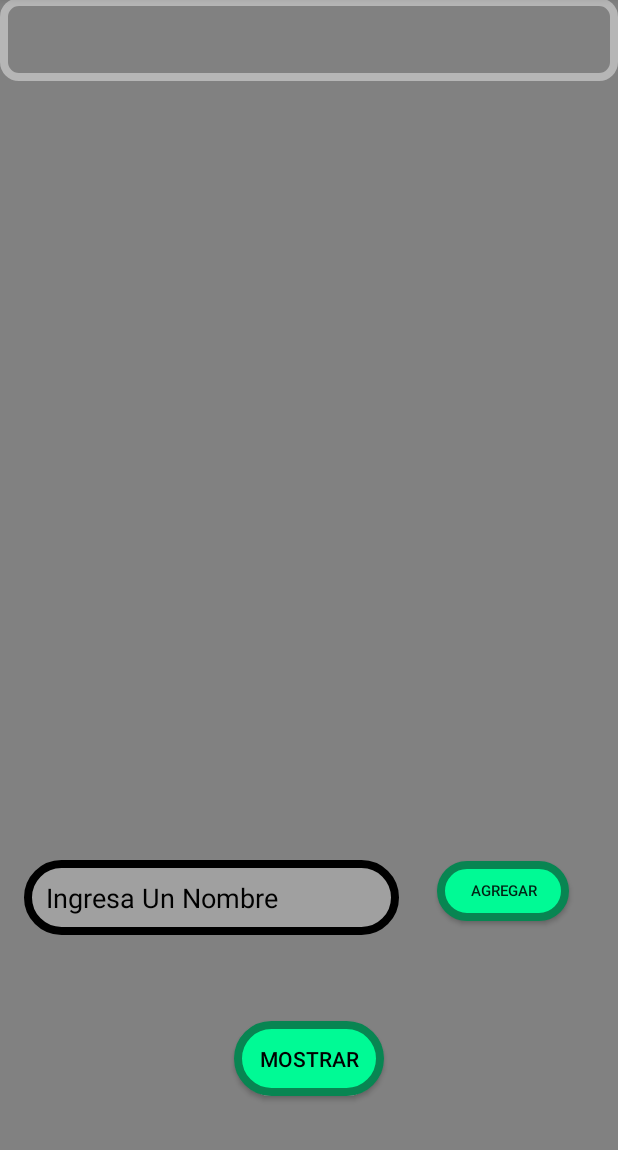
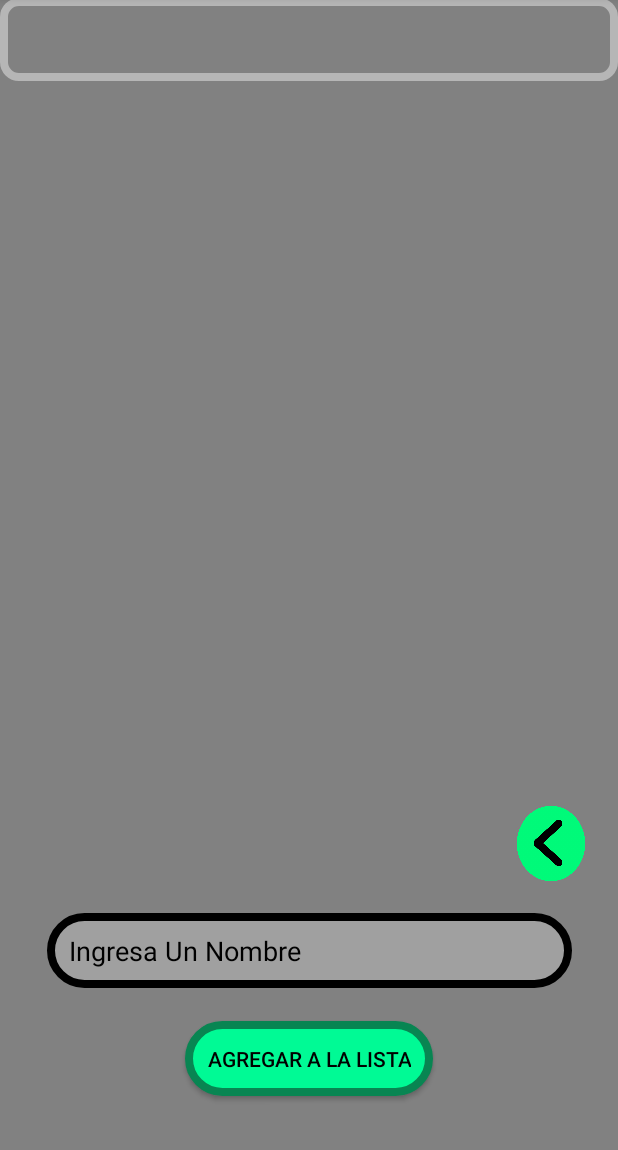
Before and after one commit to rolando-ivan/arrays, an Android app: the screen it shows after launch (MainActivity), on a phone screen of 412 x 824 dp, the part 86-1236 px from its top. Run offline under Robolectric (Android 15) with nearby library versions, the phone set to English and light mode, and no system bars.

Commit message:
hola message

```diff
--- a/app/build.gradle
+++ b/app/build.gradle
@@ -26,6 +26,7 @@ dependencies {
     implementation fileTree(dir: "libs", include: ["*.jar"])
     implementation 'androidx.appcompat:appcompat:1.2.0'
     implementation 'androidx.constraintlayout:constraintlayout:1.1.3'
+    implementation 'com.google.android.material:material:1.2.0'
     testImplementation 'junit:junit:4.12'
     androidTestImplementation 'androidx.test.ext:junit:1.1.1'
     androidTestImplementation 'androidx.test.espresso:espresso-core:3.2.0'
--- a/app/src/main/java/com/example/ivan/MainActivity.java
+++ b/app/src/main/java/com/example/ivan/MainActivity.java
@@ -5,13 +5,16 @@ import androidx.appcompat.app.AppCompatActivity;
 import android.os.Bundle;
 import android.view.View;
 import android.widget.EditText;
+import android.widget.ImageView;
 import android.widget.TextView;
+import android.widget.Button;
 
 import java.util.ArrayList;
 
 public class MainActivity extends AppCompatActivity {
 
     private EditText edit_text_nombres_para_lista;
+    private ImageView agregar, quitar;
     private TextView textViewListaDeUsuarios;
     private ArrayList<String> listaDeNombres;
     //private int index =0 ;
@@ -22,6 +25,9 @@ public class MainActivity extends AppCompatActivity {
         setContentView(R.layout.activity_main);
 
         textViewListaDeUsuarios = findViewById(R.id.textView);
+        edit_text_nombres_para_lista = findViewById(R.id.editText);
+        agregar = findViewById(R.id.imagen_agregar);
+        quitar = findViewById(R.id.imagen_quitar);
 
         String nombre1 = "Juan";
 
@@ -30,15 +36,18 @@ public class MainActivity extends AppCompatActivity {
         listaDeNombres.add("Pedro");
         listaDeNombres.add("Leiva");
         listaDeNombres.add("Rolando");
-        listaDeNombres.remove(nombre1);
-        //listaDeNombres.remove("Juan"); No funciona porque la bariable la crea la computadora
+        /*listaDeNombres.remove(nombre1);
+        //listaDeNombres.remove("Juan"); No funciona porque la bariable la crea la computadora*/
     }
 
     public void mostrar (View view){
         /*final int intervalo = 1000;
         int timepo = 0;*/
+        String nombre2 = edit_text_nombres_para_lista.getText().toString();
+        listaDeNombres.add(nombre2);
+        edit_text_nombres_para_lista.setText("");
 
-        String totalNombre="";
+        String totalNombre = "" ;
 
         for (String item : listaDeNombres){
 /* new Handler(Looper.getMainLooper()).postDelayed(new Runnable() {
@@ -51,8 +60,18 @@ public class MainActivity extends AppCompatActivity {
 
             timepo += intervalo;*/      totalNombre += "\n" + item;
         }
+        textViewListaDeUsuarios.setText(totalNombre);
+    }
+    public void retirar(View view){
+        String nombre = edit_text_nombres_para_lista.getText().toString();
+        listaDeNombres.remove(nombre);
+        edit_text_nombres_para_lista.setText("");
 
+        String totalNombre = "" ;
+
+        for (String item : listaDeNombres){
+            totalNombre += "\n" + item;
+        }
         textViewListaDeUsuarios.setText(totalNombre);
-
     }
 }
--- a/app/src/main/res/drawable/fondo_boton.xml
+++ b/app/src/main/res/drawable/fondo_boton.xml
@@ -7,5 +7,7 @@
     <solid android:color="#00FA95" />
     <stroke android:width="5dp"
         android:color="#088552" />
+    <padding android:left="15dp"
+        android:right="15dp" />
 
 </shape>
--- a/app/src/main/res/layout/activity_main.xml
+++ b/app/src/main/res/layout/activity_main.xml
@@ -1,5 +1,6 @@
 <?xml version="1.0" encoding="utf-8"?>
-<androidx.constraintlayout.widget.ConstraintLayout xmlns:android="http://schemas.android.com/apk/res/android"
+<androidx.constraintlayout.widget.ConstraintLayout
+    xmlns:android="http://schemas.android.com/apk/res/android"
     xmlns:app="http://schemas.android.com/apk/res-auto"
     xmlns:tools="http://schemas.android.com/tools"
     android:layout_width="match_parent"
@@ -23,7 +24,7 @@
     <Button
         android:onClick="mostrar"
         android:id="@+id/boton_Mostrar_Nombres"
-        android:layout_width="100dp"
+        android:layout_width="wrap_content"
         android:layout_height="50dp"
         app:layout_constraintTop_toTopOf="parent"
         app:layout_constraintBottom_toBottomOf="parent"
@@ -35,36 +36,81 @@
         android:background="@drawable/fondo_boton"
         android:textColor="#000000"/>
 
+    <Button
+        android:visibility="gone"
+        android:onClick="retirar"
+        android:layout_width="wrap_content"
+        android:layout_height="50dp"
+        android:id="@+id/retirar"
+        app:layout_constraintTop_toTopOf="parent"
+        app:layout_constraintLeft_toLeftOf="parent"
+        app:layout_constraintRight_toRightOf="parent"
+        app:layout_constraintBottom_toBottomOf="parent"
+        android:background="@drawable/fondo_boton"
+        android:text="@string/retirar_de_la_lita"
+        app:layout_constraintVertical_bias="0.950"
+        app:layout_constraintHorizontal_bias="0.5"
+        android:textColor="#000000"/>
+
+    <EditText
+        android:layout_width="350dp"
+        android:layout_height="50dp"
+        app:layout_constraintTop_toTopOf="parent"
+        app:layout_constraintBottom_toBottomOf="parent"
+        app:layout_constraintLeft_toLeftOf="parent"
+        app:layout_constraintRight_toRightOf="parent"
+        app:layout_constraintVertical_bias="0.850"
+        app:layout_constraintHorizontal_bias="0.5"
+        android:background="@drawable/fondo_edittext"
+        android:visibility="gone"
+        android:textColor="#FFFFFF"
+        android:textSize="30sp"
+        android:hint="@string/ingresa_un_nombre"
+        android:textColorHint="#000000"
+        tools:ignore="Autofill,TextFields" />
+
+
     <EditText
         android:background="@drawable/fondo_edittext"
         android:hint="@string/ingresa_un_nombre"
         android:textColor="#FFFFFF"
         android:textColorHint="#000000"
         android:id="@+id/editText"
-        android:layout_width="250dp"
+        android:layout_width="350dp"
         android:layout_height="50dp"
         app:layout_constraintTop_toTopOf="parent"
         app:layout_constraintBottom_toBottomOf="parent"
         app:layout_constraintRight_toRightOf="parent"
         app:layout_constraintLeft_toLeftOf="parent"
-        app:layout_constraintVertical_bias="0.800"
-        app:layout_constraintHorizontal_bias="0.100"
+        app:layout_constraintVertical_bias="0.850"
+        app:layout_constraintHorizontal_bias="0.5"
         tools:ignore="Autofill,TextFields" />
 
-    <Button
-        android:onClick="agregar"
-        android:textSize="10sp"
-        android:text="@string/agregar"
-        android:id="@+id/boton_agregar"
-        android:layout_width="wrap_content"
-        android:layout_height="40dp"
+    <ImageView
+        android:background="@drawable/flecha_dos"
+        android:contentDescription="@string/foto"
+        android:id="@+id/imagen_quitar"
+        android:layout_width="45dp"
+        android:layout_height="50dp"
         app:layout_constraintTop_toTopOf="parent"
         app:layout_constraintBottom_toBottomOf="parent"
         app:layout_constraintLeft_toLeftOf="parent"
         app:layout_constraintRight_toRightOf="parent"
-        app:layout_constraintVertical_bias="0.790"
-        app:layout_constraintHorizontal_bias="0.900"
-        android:background="@drawable/fondo_boton"
-        tools:ignore="SmallSp" />
+        app:layout_constraintVertical_bias="0.750"
+        app:layout_constraintHorizontal_bias="0.940" />
+
+    <ImageView
+        android:background="@drawable/flecha"
+        android:contentDescription="@string/foto"
+        android:visibility="gone"
+        android:id="@+id/imagen_agregar"
+        android:layout_width="45dp"
+        android:layout_height="50dp"
+        app:layout_constraintTop_toTopOf="parent"
+        app:layout_constraintBottom_toBottomOf="parent"
+        app:layout_constraintLeft_toLeftOf="parent"
+        app:layout_constraintRight_toRightOf="parent"
+        app:layout_constraintVertical_bias="0.750"
+        app:layout_constraintHorizontal_bias="0.940" />
 
 </androidx.constraintlayout.widget.ConstraintLayout>
--- a/app/src/main/res/values/strings.xml
+++ b/app/src/main/res/values/strings.xml
@@ -1,7 +1,9 @@
 <resources>
     <string name="app_name">Ivan</string>
-    <string name="mostrar">Mostrar</string>
+    <string name="mostrar">Agregar a la Lista</string>
     <string name="edit"/>
+    <string name="foto"/>
     <string name="ingresa_un_nombre">Ingresa Un Nombre</string>
     <string name="agregar">Agregar</string>
+    <string name="retirar_de_la_lita">retirar de la lita</string>
 </resources>
```
Also changed, not shown: app/src/main/res/drawable-v24/flecha.png (added), app/src/main/res/drawable-v24/flecha_dos.png (added).
